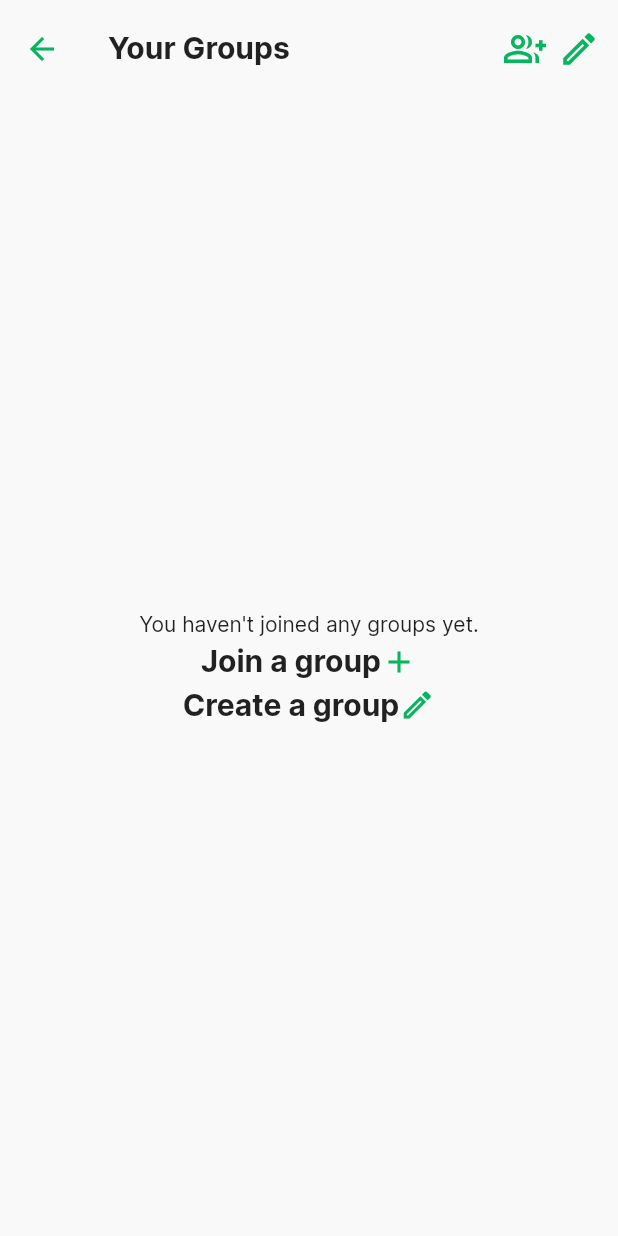
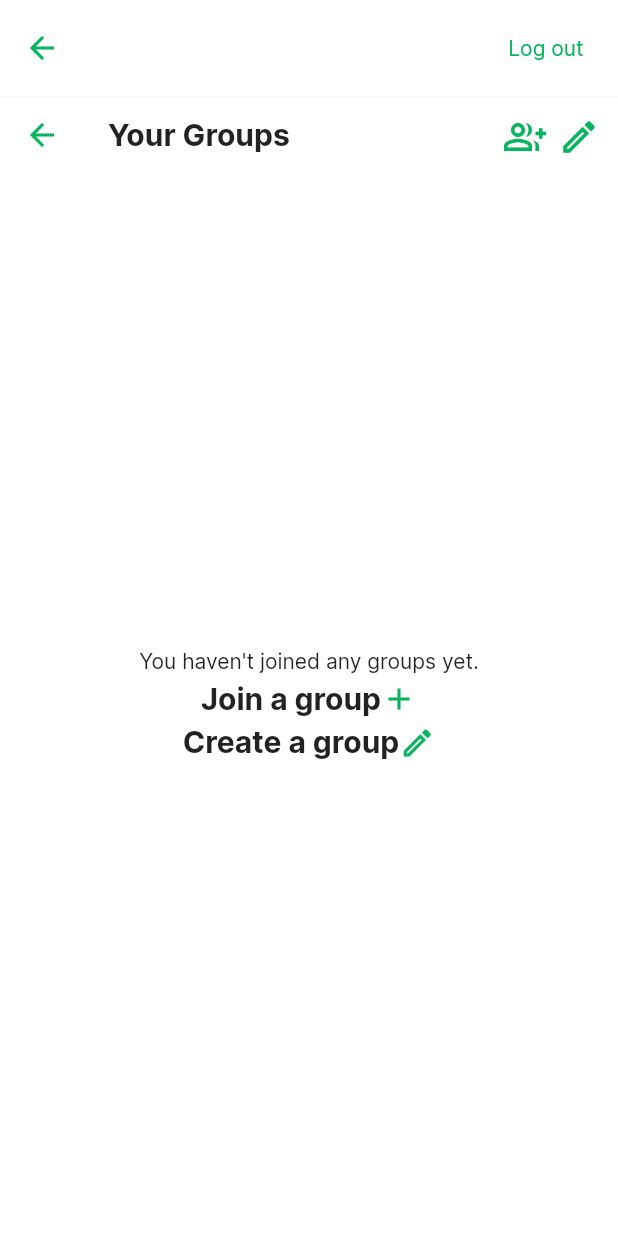
Before and after one commit to pnm122/chatapp, a Flutter app: the screen it shows once a user with an empty profile is signed in, after a tap on the "groups" icon, on a phone screen of 412 x 824 dp. Run offline on Flutter 3.47's test engine with Material 2 defaults, Android fonts, the light colour scheme and no system bars; our stand-ins replace badges, cloud_firestore, firebase_auth, firebase_core, font_awesome_flutter, google_sign_in and 1 more; missing offline and left inert: dart:html; accounts and stored records are empty.

Commit message:
Another redesign + displaying current user + edit user name

```diff
--- a/lib/consts.dart
+++ b/lib/consts.dart
@@ -22,8 +22,8 @@ class Consts {
   static const Color backgroundColor = Color.fromARGB(255, 249, 249, 249); // i.e. chat background
   static const Color foregroundColor = Color.fromARGB(255, 255, 255, 255); // i.e. groups background
   static const Color toolTipColor = Color.fromARGB(255, 73, 73, 73);
-  static const Color hoverColor = Color.fromARGB(255, 241, 241, 241);
-  static const Color selectedColor = foregroundColor;
+  static const Color hoverColor = Color.fromARGB(255, 242, 242, 242);
+  static const Color selectedColor = Color.fromARGB(255, 248, 248, 248);
   static const Color successColor = Color(0xFF44CC44);
 
   static const Color sentColor = Color.fromARGB(255, 56, 141, 99);
@@ -39,6 +39,4 @@ class Consts {
   static const double cutoffWidth = 700.0;
 
   static const Duration animationDuration = Duration(milliseconds: 200);
-
-  static const BoxShadow shadow = BoxShadow(color: Color.fromARGB(24, 23, 27, 24), blurRadius: 12.0);
 }
--- a/lib/main.dart
+++ b/lib/main.dart
@@ -51,7 +51,9 @@ class MyApp extends StatelessWidget {
             onBackground: Colors.black,
             brightness: Brightness.light
           ),
-          scaffoldBackgroundColor: Consts.backgroundColor
+          scaffoldBackgroundColor: Consts.backgroundColor,
+          textSelectionTheme: const TextSelectionThemeData(cursorColor: Colors.black, selectionColor: Color.fromARGB(152, 142, 193, 255)),
+          dividerColor: Colors.grey.shade100,
         ),
         home: MainWrapper(),
       ),
--- a/lib/pages/chat_page.dart
+++ b/lib/pages/chat_page.dart
@@ -4,6 +4,7 @@ import 'dart:html';
 import 'package:badges/badges.dart';
 import 'package:chatapp/consts.dart';
 import 'package:chatapp/helper/helper_functions.dart';
+import 'package:chatapp/pages/info_page.dart';
 import 'package:chatapp/pages/login_page.dart';
 import 'package:chatapp/service/auth_service.dart';
 import 'package:chatapp/service/database_service.dart';
@@ -63,9 +64,12 @@ class _ChatPageState extends State<ChatPage> {
 
     return Scaffold(
       appBar: CustomAppBar(
+        backgroundColor: Consts.backgroundColor,
         title: groupName == "" ? null : Row(
           children: [
-            Column(
+            SingleChildScrollView(
+              scrollDirection: Axis.horizontal,
+              child: Column(
                 crossAxisAlignment: CrossAxisAlignment.start,
                 children: [
                   Row(
@@ -86,7 +90,7 @@ class _ChatPageState extends State<ChatPage> {
                               });
                             },
                             decoration: const InputDecoration(
-                            constraints: BoxConstraints(maxWidth: 200),
+                              //constraints: BoxConstraints(maxWidth: 280),
                               contentPadding: EdgeInsets.all(6.0),
                               counterText: "",
                               isDense: true,
@@ -99,6 +103,7 @@ class _ChatPageState extends State<ChatPage> {
                             style: Theme.of(context).textTheme.headline6?.copyWith(fontWeight: FontWeight.w700),
                           ),
                         )
+                        // Allow the group name to be scrolled
                         : Text(
                           groupName,
                           style: Theme.of(context).textTheme.headline6?.copyWith(fontWeight: FontWeight.w700),
@@ -157,6 +162,7 @@ class _ChatPageState extends State<ChatPage> {
                   ),
                 ],
               ),
+            ),
             Expanded(
               child: StreamBuilder(
                 stream: DatabaseService().getGroupUsers(context.read<MainViewModel>().selectedGroupId),
@@ -193,7 +199,7 @@ class _ChatPageState extends State<ChatPage> {
                 pageBuilder: ((context, animation, secondaryAnimation) =>
                   ChangeNotifierProvider<MainViewModel>.value(
                     value: widget.viewModel, // Pass in the same viewmodel to this new view
-                    child: const Groups(),
+                    child: const InfoPage(),
                   )
                 ),
                 transitionsBuilder: (context, animation, secondaryAnimation, child) {
@@ -210,50 +216,18 @@ class _ChatPageState extends State<ChatPage> {
             )
           ),
         hasBottom: true,
-        actions: <Widget>[
-          Padding(
-            padding: const EdgeInsets.symmetric(vertical: 8.0, horizontal: Consts.sideMargin),
-            child: TextButton(
-              onPressed: () {
-                DatabaseService().setInactive();
-                Provider.of<AuthService>(context, listen: false).signOut();
-                pushScreenReplace(context, const LoginPage());
-              },
-              style: ButtonStyle(
-                backgroundColor: MaterialStateProperty.all(Colors.transparent),
-                foregroundColor: MaterialStateProperty.all(Theme.of(context).colorScheme.primary),
-                shadowColor: MaterialStateProperty.all(Colors.transparent),
-                padding: MaterialStateProperty.all(const EdgeInsets.symmetric(horizontal: 0))
-              ),
-              child: const Text("Log out"),
-            ),
-          ),
-        ]
       ),
       body: Container(
-      color: Consts.foregroundColor,
+      color: Consts.backgroundColor,
       child: groupID == ""
         ? const Center(child: Text("Please select a group"))
-        : Column(
-            children: [
-              Expanded(
-                child: Stack(
+        : Stack(
           children: [
             chatMessages(),
-                    Container(
-                      padding: const EdgeInsets.only(bottom: 8.0),
-                      alignment: Alignment.bottomCenter,
-                      key: ValueKey<bool>(showScrollButton), // updates when showScrollButton is changed!
-                      child: showScrollButton
-                        ? scrollButtonAndNotifier()
-                        : const SizedBox(height: 0, width: 0),
-                    ),
+            Positioned(bottom: 0, left: 0, right: 0, child: messageSender()),
           ],
         ),
-              ),
-              messageSender(),
-            ],
-          ),
+
       ),
     );
   }
@@ -289,18 +263,27 @@ class _ChatPageState extends State<ChatPage> {
   }
 
   messageSender() {
-    return SizedBox(
-      width: MediaQuery.of(context).size.width,
-
-      child: Padding(
-        padding: const EdgeInsets.all(16.0),
+    return Column(
+      children: [
+        Container(
+          padding: const EdgeInsets.only(bottom: 8.0),
+          key: ValueKey<bool>(showScrollButton), // updates when showScrollButton is changed!
+          child: showScrollButton
+            ? scrollButtonAndNotifier()
+            : const SizedBox(height: 0, width: 0),
+        ),
+        Container(
+          padding: const EdgeInsets.only(left: 16.0, right: 16.0, bottom: 16.0),
+          decoration: const BoxDecoration(
+            gradient: LinearGradient(begin: Alignment.topCenter, end: Alignment.bottomCenter, colors: [Color.fromARGB(0, 249, 249, 249), Consts.backgroundColor]),
+          ),
           child: Container(
             decoration: BoxDecoration(
-            border: Border.all(
-              color: Colors.black12,
-              width: 1.0,
-            ),
+              color: Consts.foregroundColor,
               borderRadius: BorderRadius.circular(18),
+              boxShadow: const [
+                BoxShadow(color: Color.fromARGB(24, 0, 0, 0), blurRadius: 8.0, offset: Offset(2, 4))
+              ]
             ),
             child: Row(
               children: <Widget>[
@@ -336,6 +319,7 @@ class _ChatPageState extends State<ChatPage> {
             )
           ),
         ),
+      ],
     );
   }
 
@@ -380,8 +364,11 @@ class _ChatPageState extends State<ChatPage> {
               controller: _scrollController,
               scrollDirection: Axis.vertical,
               shrinkWrap: true,
-              itemCount: snapshot.data.docs.length,
+              itemCount: snapshot.data.docs.length + 1,
               itemBuilder: (context, index) {
+                if(index == snapshot.data.docs.length) {
+                  return const SizedBox(height: 70);
+                }
                 return snapshot.data.docs[index]["isAlert"]
                   ? Alert(
                     sender: snapshot.data.docs[index]["sender"],
--- /dev/null
+++ b/lib/pages/info_page.dart
@@ -0,0 +1,143 @@
+import 'package:chatapp/helper/helper_functions.dart';
+import 'package:chatapp/viewmodels/main_view_model.dart';
+import 'package:chatapp/widgets/custom_app_bar.dart';
+import 'package:chatapp/widgets/groups.dart';
+import 'package:flutter/material.dart';
+import 'package:flutter/services.dart';
+import 'package:provider/provider.dart';
+import 'package:chatapp/service/auth_service.dart';
+import 'package:chatapp/service/database_service.dart';
+import 'package:chatapp/consts.dart';
+import 'package:chatapp/widgets/widgets.dart';
+import 'package:chatapp/pages/login_page.dart';
+
+class InfoPage extends StatefulWidget {
+  const InfoPage({super.key});
+
+  @override
+  State<InfoPage> createState() => _InfoPageState();
+}
+
+class _InfoPageState extends State<InfoPage> {
+  bool editingDisplayName = false;
+
+  String displayName = "";
+  int userCreatedTime = -1;
+
+  @override
+  Widget build(BuildContext context) {
+    DatabaseService().getCurrentUserInfo().first.then((value) {
+      setState(() {
+        displayName = value["displayName"];
+        userCreatedTime = value["createdTime"];
+      });
+    });
+
+    /*.then((value) {
+      setState(() {
+        displayName = value;
+      });
+    });*/
+    return SizedBox(
+      width: 300,
+      child: Scaffold(
+        appBar: CustomAppBar(
+          title: displayName != "" ? Column(
+            crossAxisAlignment: CrossAxisAlignment.start,
+            children: [
+              Row(
+                children: [
+                  editingDisplayName
+                    // Wrap with intrinsic width to limit its size to the text being inputted
+                    ? IntrinsicWidth(
+                      child: TextFormField(
+                        initialValue: displayName,
+                        maxLength: Consts.maxGroupNameLength,
+                        onFieldSubmitted: (name) {
+                          if(name.isNotEmpty) {
+                            DatabaseService().setDisplayName(name);
+                            setState(() {
+                              editingDisplayName = false;
+                            });
+                          }
+                        },
+                        decoration: const InputDecoration(
+                          constraints: BoxConstraints(maxWidth: 220),
+                          contentPadding: EdgeInsets.all(6.0),
+                          counterText: "",
+                          isDense: true,
+                          filled: true,
+                          fillColor: Consts.inputBackgroundColor,
+                          border: OutlineInputBorder(
+                            borderSide: BorderSide.none,
+                          )
+                        ),
+                        style: Theme.of(context).textTheme.headline6?.copyWith(fontWeight: FontWeight.w700),
+                      ),
+                    )
+                    // Allow the group name to be scrolled
+                    : Container(
+                      constraints: const BoxConstraints(maxWidth: 200),
+                      child: SingleChildScrollView(
+                        scrollDirection: Axis.horizontal,
+                        child: Text(
+                            displayName,
+                            style: Theme.of(context).textTheme.headline6?.copyWith(fontWeight: FontWeight.w700),
+                          ),
+                      ),
+                    ),
+
+                  const SizedBox(width: 4.0),
+
+                  Tooltip(
+                    message: editingDisplayName ? "Cancel Editing" : "Edit Display Name",
+                    decoration: const BoxDecoration(color: Consts.toolTipColor),
+                    // Use InkWell to get rid of extra padding
+                    child: InkWell(
+                      onTap: () {
+                        // tell UI to change Group Name to a text field to edit the name
+                        setState(() {
+                          editingDisplayName = !editingDisplayName;
+                        });
+                      },
+                      child: Icon(
+                        editingDisplayName ? Icons.close : Icons.create,
+                        size: 20
+                      )
+                    )
+                  ),
+                ],
+              ),
+              Text(
+                "User since ${HelperFunctions.timeStampToStringShort(userCreatedTime)}",
+                style: Theme.of(context).textTheme.labelMedium?.copyWith(color: Colors.black54),
+              )
+            ],
+          ) : Container(),
+
+          actions: <Widget>[
+            Padding(
+              padding: const EdgeInsets.symmetric(vertical: 8.0, horizontal: Consts.sideMargin),
+              child: TextButton(
+                onPressed: () {
+                  DatabaseService().setInactive();
+                  Provider.of<AuthService>(context, listen: false).signOut();
+                  pushScreenReplace(context, const LoginPage());
+                },
+                style: ButtonStyle(
+                  backgroundColor: MaterialStateProperty.all(Colors.transparent),
+                  foregroundColor: MaterialStateProperty.all(Theme.of(context).colorScheme.primary),
+                  shadowColor: MaterialStateProperty.all(Colors.transparent),
+                  padding: MaterialStateProperty.all(const EdgeInsets.symmetric(horizontal: 0))
+                ),
+                child: const Text("Log out"),
+              ),
+            ),
+          ],
+          hasBottom: true,
+        ),
+        body: const Groups(),
+      ),
+    );
+  }
+}
--- a/lib/pages/main_page.dart
+++ b/lib/pages/main_page.dart
@@ -2,6 +2,7 @@ import 'dart:async';
 
 import 'package:chatapp/consts.dart';
 import 'package:chatapp/pages/chat_page.dart';
+import 'package:chatapp/pages/info_page.dart';
 import 'package:chatapp/service/database_service.dart';
 import 'package:chatapp/viewmodels/main_view_model.dart';
 import 'package:chatapp/widgets/groups.dart';
@@ -85,19 +86,12 @@ class MainPage extends StatelessWidget {
     return Row(
       children: [
         MediaQuery.of(context).size.width > Consts.cutoffWidth
-          ? const Groups()
+          ? const InfoPage()
           : Container(),
 
         // Use expanded so it doesn't overflow (bc the other row element is a sizedbox)
         Expanded(
-          child: Container(
-            decoration: const BoxDecoration(
-              boxShadow: [
-                Consts.shadow
-              ]
-            ),
-            child: ChatPage(viewModel: viewModel),
-          ),
+          child: ChatPage(viewModel: viewModel),
         ),
       ],
     );
--- a/lib/service/database_service.dart
+++ b/lib/service/database_service.dart
@@ -19,7 +19,8 @@ class DatabaseService {
   Future createUser(UserCredential user) async {
     await userCollection.doc(user.user?.uid).set({
       "displayName": "",
-      "isLoggedIn": true,
+      "createdTime": DateTime.now().millisecondsSinceEpoch,
+      "active": true,
       "groups": [],
     });
   }
--- a/lib/widgets/custom_app_bar.dart
+++ b/lib/widgets/custom_app_bar.dart
@@ -2,18 +2,19 @@ import 'package:chatapp/consts.dart';
 import 'package:flutter/material.dart';
 
 class CustomAppBar extends StatelessWidget implements PreferredSizeWidget {
-  const CustomAppBar({super.key, this.leading, this.title, this.centerTitle, this.actions, this.backgroundColor = Consts.foregroundColor, this.hasBottom = false});
+  const CustomAppBar({super.key, this.leading, this.title, this.centerTitle, this.actions, this.backgroundColor = Consts.foregroundColor, this.hasBottom = false, this.height = 65.0});
   final Widget? leading;
   final Widget? title;
   final bool? centerTitle;
   final List<Widget>? actions;
   final Color backgroundColor;
   final bool hasBottom;
+  final double height;
 
   @override
   Widget build(BuildContext context) {
     return AppBar(
-      toolbarHeight: 65.0,
+      toolbarHeight: height,
       backgroundColor: backgroundColor,
       shadowColor: Colors.transparent,
       foregroundColor: Theme.of(context).colorScheme.primary,
@@ -27,7 +28,7 @@ class CustomAppBar extends StatelessWidget implements PreferredSizeWidget {
   }
 
   @override
-  Size get preferredSize => const Size.fromHeight(65);
+  Size get preferredSize => Size.fromHeight(height);
 }
 
 class BottomDivider extends StatelessWidget implements PreferredSizeWidget {
--- a/lib/widgets/groups.dart
+++ b/lib/widgets/groups.dart
@@ -23,15 +23,14 @@ class _GroupsState extends State<Groups> {
 
   @override
   Widget build(BuildContext context) {
-    return SizedBox(
-      width: 300,
-      child: Scaffold(
+    return Scaffold(
+      backgroundColor: Consts.foregroundColor,
       appBar: CustomAppBar(
+        height: 50,
         title: Text(
           "Your Groups",
           style: Theme.of(context).textTheme.headline6?.copyWith(fontWeight: FontWeight.w700),
-          ) ,
-          backgroundColor: Consts.backgroundColor,
+        ),
         actions: [
           Padding(
             padding: Consts.appBarIconPadding,
@@ -96,50 +95,6 @@ class _GroupsState extends State<Groups> {
           }
         },
       ),
-        /* Container(
-          color: Consts.backgroundColor,
-          // Outer StreamBuilder: list of all group ID's associated with this user
-          // Get the group with this ID from the database
-          // Use another StreamBuilder to pull the actual info from this group
-          child: groupIDs.isEmpty
-            ? Center(
-              child: Column(
-                crossAxisAlignment: CrossAxisAlignment.center,
-                mainAxisAlignment: MainAxisAlignment.center,
-                children: const [
-                  Text("You haven't joined any groups yet."),
-                  SizedBox(height: 5.0),
-                  NoGroupsJoinGroupButton(),
-                  SizedBox(height: 5.0),
-                  NoGroupsCreateGroupButton()
-                ]
-              )
-            )
-            : ListView.builder(
-              itemCount: groups.length + 1, // +1 to allow padding on the end of the list
-              shrinkWrap: true,
-              physics: const BouncingScrollPhysics(),
-              itemBuilder: (context, index) {
-                if(index == groups.length) { return const Padding(padding: EdgeInsets.all(4.0)); }
-                return StreamBuilder(
-                  stream: groups[index],
-                  builder:(context, AsyncSnapshot snapshot) {
-                    if(snapshot.connectionState == ConnectionState.waiting) {
-                      return const Center(child: GroupTilePlaceholder());
-                    }
-                    if(snapshot.hasData) {
-                      return GroupTile(info: snapshot.data!.data(), index: index);
-                    } else {
-                      return Container(); // ?
-                    }
-                  },
-                );
-              },
-
-            ),
-        )
-        */
-      ),
     );
   }
 }
@@ -192,11 +147,12 @@ class _GroupTilePlaceholderState extends State<GroupTilePlaceholder> with Single
 
   @override
   Widget build(BuildContext context) {
-    return Container(
+    return Padding(
+      padding: const EdgeInsets.symmetric(horizontal: 16.0, vertical: 4.0),
+      child: Container(
         height: Consts.groupTileHeight,
         padding: Consts.groupTilePadding,
         constraints: const BoxConstraints(minHeight: Consts.groupTileHeight),
-      color: Consts.backgroundColor,
         child: Row(
           crossAxisAlignment: CrossAxisAlignment.center,
           children: [
@@ -227,6 +183,7 @@ class _GroupTilePlaceholderState extends State<GroupTilePlaceholder> with Single
             )
           ],
         )
+      ),
     );
   }
 }
@@ -248,7 +205,9 @@ class _GroupTileState extends State<GroupTile> {
     String selectedID = context.watch<MainViewModel>().selectedGroupId;
     bool selected = selectedID == widget.info["id"];
 
-    return InkWell(
+    return Padding(
+      padding: const EdgeInsets.symmetric(horizontal: 16.0, vertical: 4.0),
+      child: InkWell(
         onTap: () {
           // Don't need to load a new group page if it's already selected
           if(!selected) {
@@ -267,13 +226,20 @@ class _GroupTileState extends State<GroupTile> {
             hovering = hover;
           });
         },
+        hoverColor: Colors.transparent,
+        focusColor: Colors.transparent,
+        highlightColor: Colors.transparent,
+
         child: AnimatedContainer(
           duration: Consts.animationDuration,
           padding: Consts.groupTilePadding,
           constraints: const BoxConstraints(minHeight: Consts.groupTileHeight),
+          decoration: BoxDecoration(
+            borderRadius: BorderRadius.circular(12),
             color: selected
               ? Consts.selectedColor
-          : hovering ? Consts.hoverColor : Consts.backgroundColor,
+              : hovering ? Consts.hoverColor : Consts.foregroundColor,
+          ),
 
           child: Row(
             crossAxisAlignment: CrossAxisAlignment.center,
@@ -312,6 +278,7 @@ class _GroupTileState extends State<GroupTile> {
                               ),
                             ),
                           ),
+                          const SizedBox(width: 4.0),
                           widget.info["lastMessage"] == "" ? Container() : Text(
                             HelperFunctions.timeStampToStringShort(widget.info["lastMessageTimeStamp"]),
                             style: Theme.of(context).textTheme.bodyMedium?.copyWith(
@@ -356,6 +323,7 @@ class _GroupTileState extends State<GroupTile> {
                 ),
               ),
             ],
+          ),
         ),
       ),
     );
--- a/lib/widgets/widgets.dart
+++ b/lib/widgets/widgets.dart
@@ -174,7 +174,7 @@ class UserBubble extends StatelessWidget {
                 height: 10,
                 decoration: BoxDecoration(
                   borderRadius: BorderRadius.circular(99),
-                  color: userData["active"] ? Colors.green.shade300 : Colors.red,
+                  color: userData["active"] ? const Color.fromARGB(255, 38, 208, 44) : Colors.grey,
                 ),
               )
             )
```
Also changed, not shown: 1 other file. Lines whose indentation alone changed are shown as unchanged.
